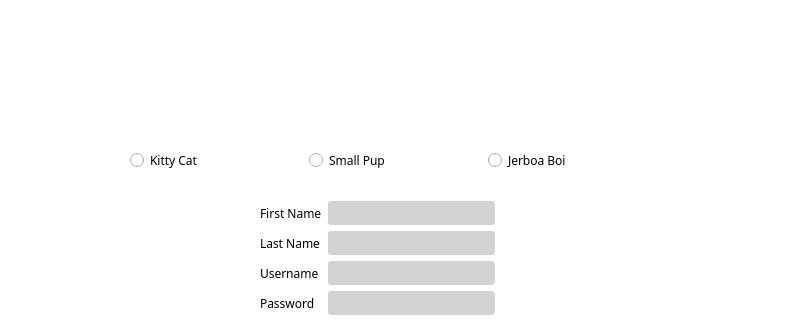
First picture: the form in NewWindowChur/signupscreen.ui, repository jandrealyn/LibraryQtSystem, before the edit; both pictures show x 0 to 800 and y 109 to 429 of the 800 by 549 pixel window.
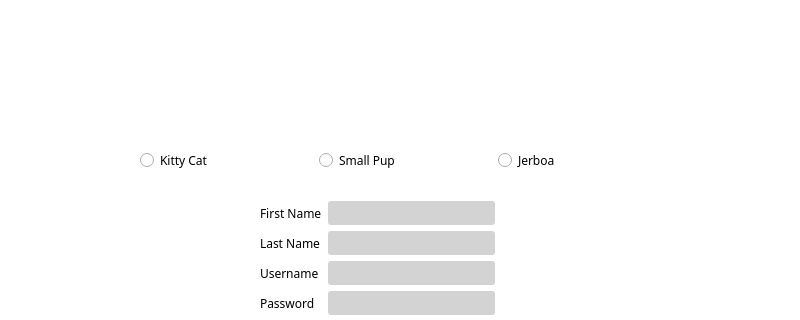
Second picture: the form after the edit. Icons and pictures are not drawn.

Commit message:
Remember me button added
Users can now choose to save their login details

```diff
--- a/NewWindowChur/signupscreen.ui
+++ b/NewWindowChur/signupscreen.ui
@@ -175,7 +175,7 @@
    <widget class="QWidget" name="layoutWidget">
     <property name="geometry">
      <rect>
-      <x>130</x>
+      <x>140</x>
       <y>120</y>
       <width>531</width>
       <height>161</height>
@@ -212,7 +212,7 @@
      <item row="1" column="2">
       <widget class="QRadioButton" name="jerboa_avatar">
        <property name="text">
-        <string>Jerboa Boi</string>
+        <string>Jerboa</string>
        </property>
       </widget>
      </item>
```
The commit also changes 7 other files.
